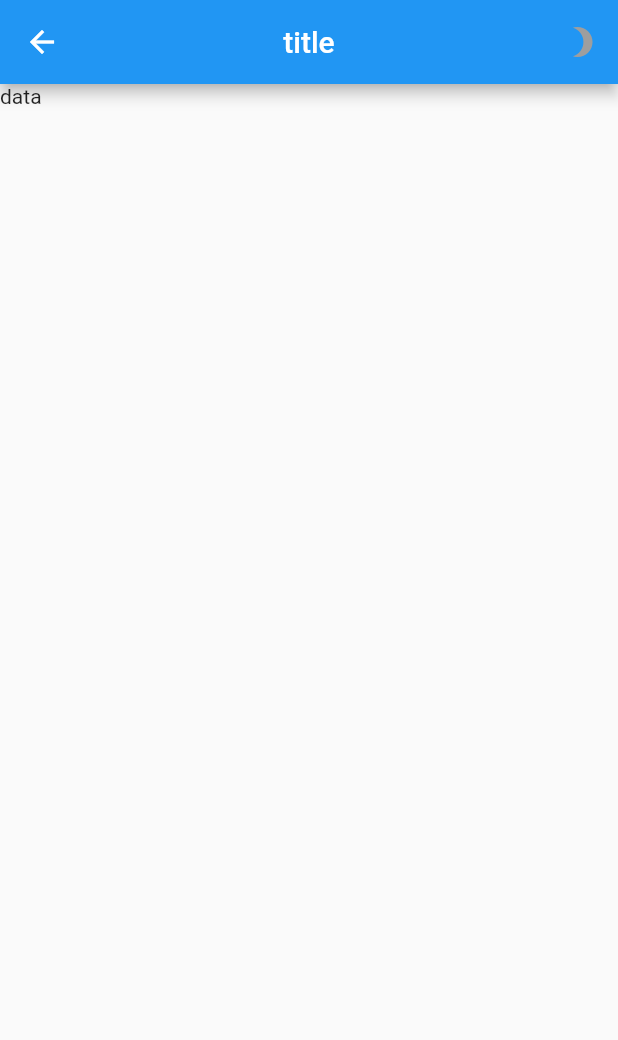
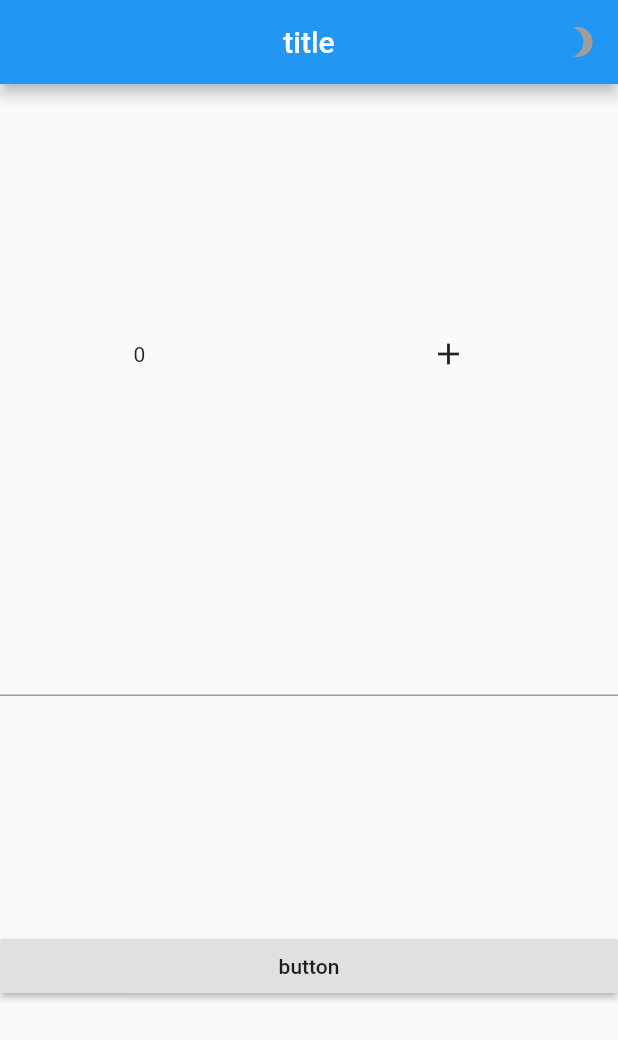
Before and after one commit to gaoguanqi/flutter_example, a Flutter app: the Provider1Page screen opened directly, on a phone screen of 412 x 824 dp. Shown: the top 1040 px of the screen. Run offline on Flutter 3.47's test engine with Material 2 defaults, Android fonts, the phone set to English and light mode, and no system bars; our stand-ins replace dio, flutter_easyrefresh, flutter_screenutil, flutter_swiper, fluttertoast, video_player; generated files the repository leaves out were written again.

Commit message:
provider

```diff
--- a/lib/pages/index/index_page.dart
+++ b/lib/pages/index/index_page.dart
@@ -33,11 +33,11 @@ class _IndexPageState extends State<IndexPage> {
 //      body: PlayerLoginPage(),
 //      body: PullRefreshPage(),
 //      body: ListPage(),
-      body: DialogPage(),
+//      body: DialogPage(),
 //      body: CategoryPage(),
 //      body: ListBannerPage(),
 //      body: GridBannerPage(),
-//        body: Provider1Page(),
+        body: Provider1Page(),
     );
   }
 }
--- a/lib/pages/provider/counter.dart
+++ b/lib/pages/provider/counter.dart
@@ -2,7 +2,7 @@ import 'package:flutter/material.dart';
 
 class Counter with ChangeNotifier{
 
-  int _count;
+  int _count = 0;
 
   int get count => _count;
 
--- a/lib/pages/provider/provider1_page.dart
+++ b/lib/pages/provider/provider1_page.dart
@@ -1,8 +1,16 @@
+import 'package:example/common/widgets/toast.dart';
+import 'package:example/pages/provider/counter.dart';
 import 'package:example/pages/provider/theme_model.dart';
+import 'package:flutter/cupertino.dart';
 import 'package:flutter/material.dart';
 import 'package:provider/provider.dart';
 
 class Provider1Page extends StatelessWidget {
+
+  TextEditingController _textEditingController = TextEditingController();
+
+  int _count = 0;
+
   @override
   Widget build(BuildContext context) {
     return Scaffold(
@@ -28,7 +36,36 @@ class Provider1Page extends StatelessWidget {
           ),
         ],
       ),
-      body: Text('data'),
+      body: Container(
+        child: Column(
+          crossAxisAlignment: CrossAxisAlignment.stretch,
+          mainAxisAlignment: MainAxisAlignment.spaceEvenly,
+          children: <Widget>[
+
+            Row(
+              mainAxisAlignment: MainAxisAlignment.spaceAround,
+              children: <Widget>[
+                Consumer<Counter>(builder: (context,t,child){
+                  return Text(t.count.toString());
+                }),
+                IconButton(icon: Icon(Icons.add),onPressed: (){
+                  Provider.of<Counter>(context,listen: false).add(_count+=1);
+                },),
+              ],
+            ),
+
+            TextField(
+              controller: _textEditingController,
+            ),
+
+            RaisedButton(child: Text('button'),onPressed: (){
+
+              toastInfo(msg: _textEditingController.text);
+            },),
+
+          ],
+        ),
+      ),
     );
   }
 }
```
Also changed, not shown: lib/main.dart (+5 -6 lines), lib/pages/provider/providers.dart (added, +18 -0 lines).
